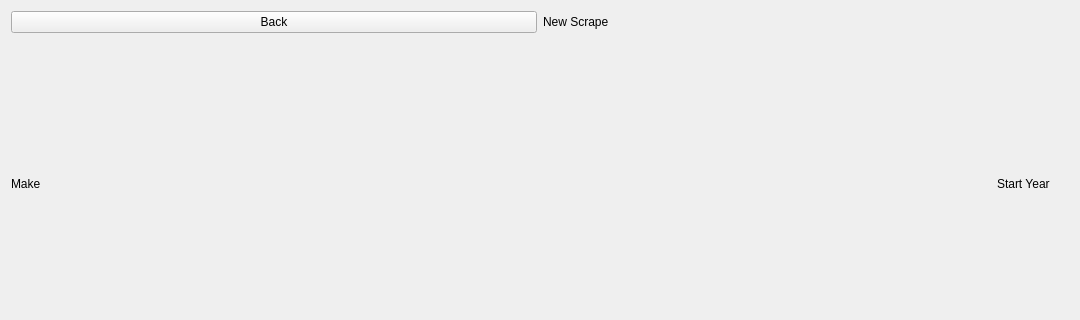
Old version of the form src/app/ui/ScrapeMenu.ui in the repository caden-maxwell/nhtsa-scrape; both pictures show x 0 to 1080 and y 0 to 320 of the 1080 by 720 pixel window.
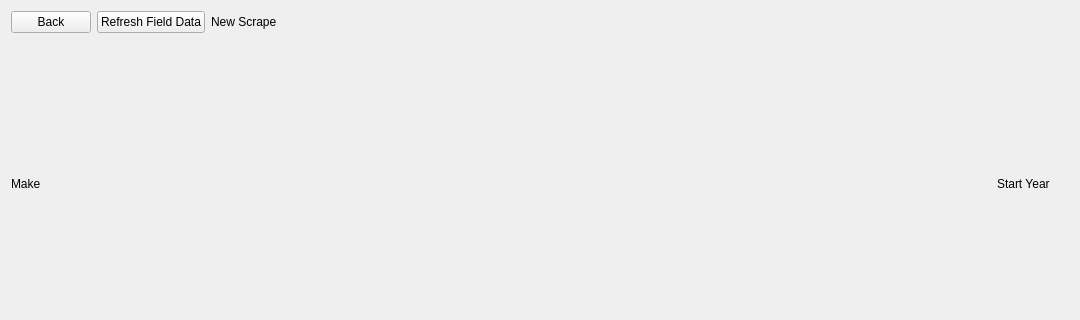
New version of the form.

```diff
--- a/src/app/ui/ScrapeMenu.ui
+++ b/src/app/ui/ScrapeMenu.ui
@@ -15,7 +15,7 @@
   </property>
   <layout class="QVBoxLayout" name="verticalLayout" stretch="0,1,0">
    <item>
-    <layout class="QHBoxLayout" name="topHLayout">
+    <layout class="QHBoxLayout" name="topHLayout" stretch="0,0,1">
      <item>
       <widget class="QPushButton" name="backBtn">
        <property name="sizePolicy">
@@ -29,6 +29,13 @@
        </property>
       </widget>
      </item>
+     <item>
+      <widget class="QPushButton" name="refreshBtn">
+       <property name="text">
+        <string>Refresh Field Data</string>
+       </property>
+      </widget>
+     </item>
      <item>
       <widget class="QLabel" name="mainTitle">
        <property name="sizePolicy">
```
